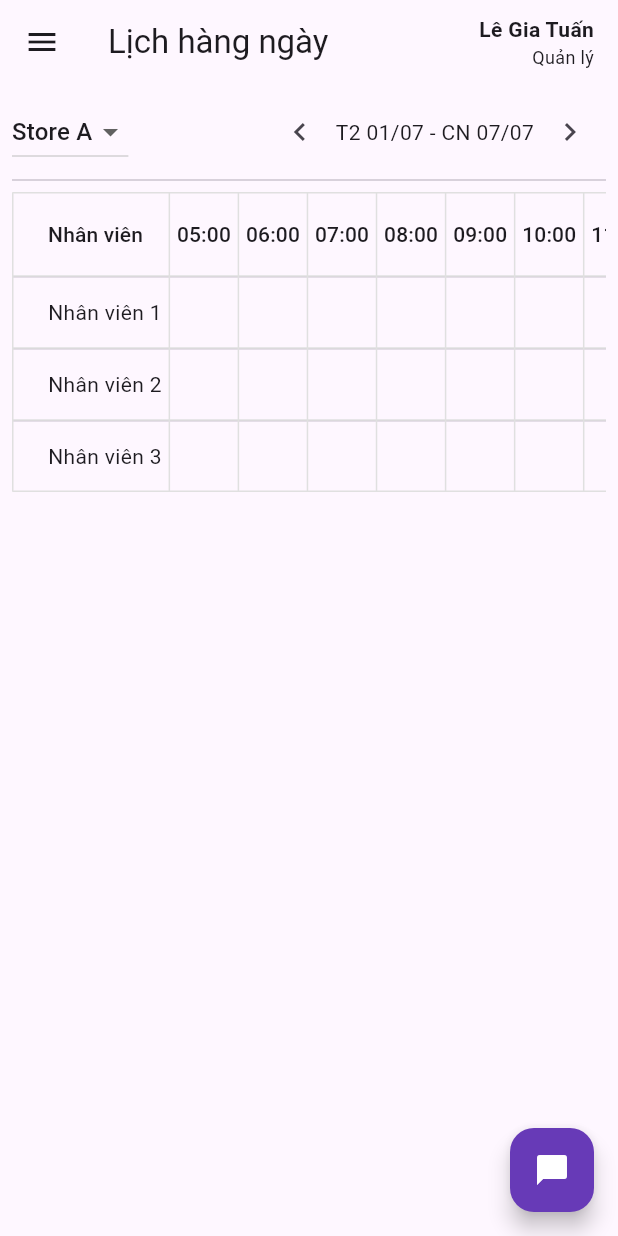
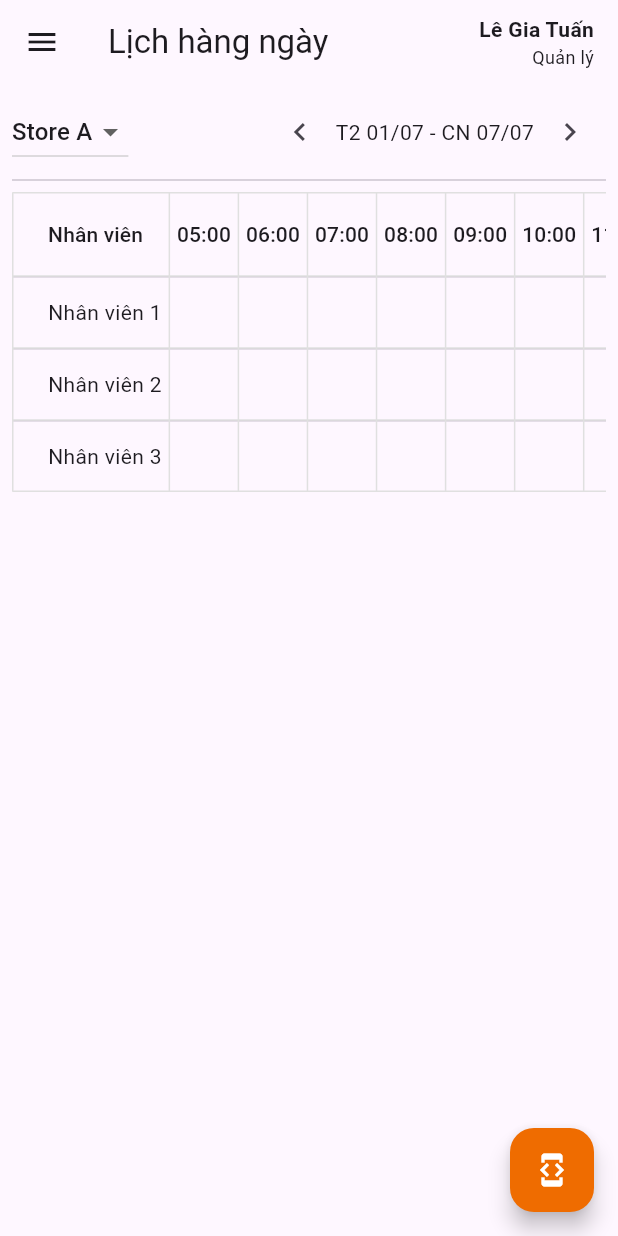
Before and after one commit to legiatuangtvt-droid/flutter_demo_dws, a Flutter app: the screen it shows after launch, on a phone screen of 412 x 824 dp. Run offline on Flutter 3.47's test engine with Material 3 defaults, Android fonts, the phone set to English and light mode, and no system bars; our stand-ins replace firebase_core; accounts and stored records are empty.

Commit message:
refactor: Rename ChatFab to DevFab and update functionality
Refactors the `ChatFab` to a more generic `DevFab` for developer-specific actions.

The purpose of the Floating Action Button has been changed from a placeholder chat feature to a developer menu. The appearance and behavior have been updated to reflect this new role.

Key changes:
- Renamed the `ChatFab` widget to `DevFab` in `lib/chat_fab.dart`.
- Updated the FAB's icon from `Icons.chat_bubble` to `Icons.developer_mode`.
- Changed the background color from deep purple to orange.
- Modified the `SnackBar` message to indicate a developer menu.
- Added a `tooltip` for better accessibility.
- Updated `main.dart` to use the new `DevFab` widget.
- Removed commented-out code and placeholders in `main.dart` for cleaner code.

```diff
--- a/lib/chat_fab.dart
+++ b/lib/chat_fab.dart
@@ -1,23 +1,24 @@
 import 'package:flutter/material.dart';
 
-class ChatFab extends StatelessWidget {
-  const ChatFab({super.key});
+// Renamed to better reflect its purpose
+class DevFab extends StatelessWidget {
+  const DevFab({super.key});
 
   @override
   Widget build(BuildContext context) {
     return FloatingActionButton(
       onPressed: () {
-        // Logic xử lý khi nhấn vào nút
-        // Ví dụ: Mở màn hình chat, hoặc hiển thị thông báo
+        // Logic for developer functions can be added here
         ScaffoldMessenger.of(context).showSnackBar(
           const SnackBar(
-            content: Text('Chức năng chat chưa được triển khai.'),
+            content: Text('Menu chức năng cho nhà phát triển.'),
             duration: Duration(seconds: 2),
           ),
         );
       },
-      backgroundColor: Colors.deepPurple,
-      child: const Icon(Icons.chat_bubble, color: Colors.white),
+      backgroundColor: Colors.orange[800], // Changed color to distinguish it
+      tooltip: 'Developer Menu', // Added a tooltip
+      child: const Icon(Icons.developer_mode, color: Colors.white), // Changed icon
     );
   }
 }
--- a/lib/main.dart
+++ b/lib/main.dart
@@ -1,6 +1,6 @@
 import 'package:flutter/material.dart';
 import 'package:firebase_core/firebase_core.dart';
-import 'package:flutter_demo_dws/chat_fab.dart'; // Import the new file
+import 'package:flutter_demo_dws/chat_fab.dart'; // This file now contains DevFab
 import 'firebase_options.dart';
 
 void main() async {
@@ -22,12 +22,11 @@ class MyApp extends StatelessWidget {
         colorScheme: ColorScheme.fromSeed(seedColor: Colors.deepPurple),
         useMaterial3: true,
       ),
-      home: const SchedulePage(), // Changed this from MyHomePage
+      home: const SchedulePage(),
     );
   }
 }
 
-// New page widget
 class SchedulePage extends StatefulWidget {
   const SchedulePage({super.key});
 
@@ -36,10 +35,9 @@ class SchedulePage extends StatefulWidget {
 }
 
 class _SchedulePageState extends State<SchedulePage> {
-  String? _selectedStore = 'Store A'; // Placeholder
-  final List<String> _stores = ['Store A', 'Store B', 'Store C']; // Placeholder
+  String? _selectedStore = 'Store A';
+  final List<String> _stores = ['Store A', 'Store B', 'Store C'];
 
-  // Helper to build the time columns for the DataTable
   List<DataColumn> _buildTimeColumns() {
     List<DataColumn> columns = [const DataColumn(label: Text('Nhân viên'))];
     for (int i = 5; i <= 23; i++) {
@@ -48,15 +46,12 @@ class _SchedulePageState extends State<SchedulePage> {
     return columns;
   }
 
-  // Helper to build placeholder rows
   List<DataRow> _buildEmployeeRows() {
-    // This would come from your data source
     List<String> employees = ['Nhân viên 1', 'Nhân viên 2', 'Nhân viên 3'];
     return employees.map((employee) {
       List<DataCell> cells = [DataCell(Text(employee))];
-      // Add empty cells for time slots
       for (int i = 5; i <= 23; i++) {
-        cells.add(const DataCell(Text(''))); // Placeholder for shifts
+        cells.add(const DataCell(Text('')));
       }
       return DataRow(cells: cells);
     }).toList();
@@ -65,7 +60,6 @@ class _SchedulePageState extends State<SchedulePage> {
   @override
   Widget build(BuildContext context) {
     return Scaffold(
-      // 1. Top Bar
       appBar: AppBar(
         title: const Text('Lịch hàng ngày'),
         actions: [
@@ -77,11 +71,11 @@ class _SchedulePageState extends State<SchedulePage> {
                 crossAxisAlignment: CrossAxisAlignment.end,
                 children: const [
                   Text(
-                    'Lê Gia Tuấn', // Placeholder name
+                    'Lê Gia Tuấn',
                     style: TextStyle(fontWeight: FontWeight.bold),
                   ),
                   Text(
-                    'Quản lý', // Placeholder position
+                    'Quản lý',
                     style: TextStyle(fontSize: 12.0),
                   ),
                 ],
@@ -90,7 +84,6 @@ class _SchedulePageState extends State<SchedulePage> {
           ),
         ],
       ),
-      // 2. Sidebar Menu
       drawer: Drawer(
         child: ListView(
           padding: EdgeInsets.zero,
@@ -108,31 +101,26 @@ class _SchedulePageState extends State<SchedulePage> {
               leading: const Icon(Icons.calendar_today),
               title: const Text('Lịch hàng ngày'),
               onTap: () {
-                Navigator.pop(context); // Close the drawer
-                // Already on this page, do nothing
+                Navigator.pop(context);
               },
             ),
             ListTile(
               leading: const Icon(Icons.calendar_month),
               title: const Text('Lịch hàng tháng'),
               onTap: () {
-                Navigator.pop(context); // Close the drawer
-                // Navigate to monthly calendar page (not implemented)
+                Navigator.pop(context);
               },
             ),
           ],
         ),
       ),
-      // 3. Main Content
       body: Padding(
         padding: const EdgeInsets.all(8.0),
         child: Column(
           children: [
-            // --- Function Bar ---
             Row(
               mainAxisAlignment: MainAxisAlignment.spaceBetween,
               children: [
-                // Store Selector
                 DropdownButton<String>(
                   value: _selectedStore,
                   items: _stores.map<DropdownMenuItem<String>>((String value) {
@@ -147,24 +135,22 @@ class _SchedulePageState extends State<SchedulePage> {
                     });
                   },
                 ),
-                // Week Navigator
                 Row(
                   children: [
                     IconButton(
                       icon: const Icon(Icons.chevron_left),
-                      onPressed: () { /* Logic for previous week */ },
+                      onPressed: () {},
                     ),
-                    const Text('T2 01/07 - CN 07/07'), // Placeholder date range
+                    const Text('T2 01/07 - CN 07/07'),
                     IconButton(
                       icon: const Icon(Icons.chevron_right),
-                      onPressed: () { /* Logic for next week */ },
+                      onPressed: () {},
                     ),
                   ],
                 ),
               ],
             ),
             const Divider(),
-            // --- Table ---
             Expanded(
               child: SingleChildScrollView(
                 scrollDirection: Axis.horizontal,
@@ -182,8 +168,8 @@ class _SchedulePageState extends State<SchedulePage> {
           ],
         ),
       ),
-      // 4. Add the Floating Action Button
-      floatingActionButton: const ChatFab(),
+      // Changed to use the new DevFab
+      floatingActionButton: const DevFab(),
     );
   }
 }
```
